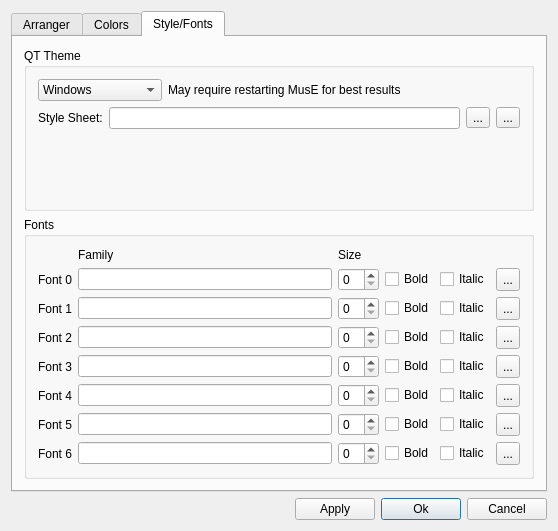
Old version of the form muse2/muse/widgets/appearancebase.ui in the repository emrum/muse.
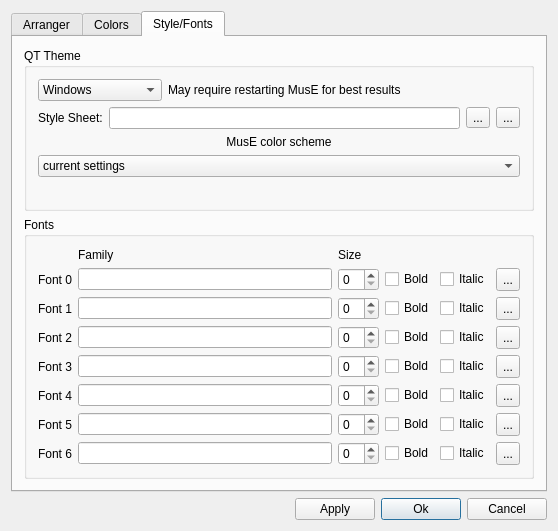
New version of the form. The open tabs and pages were chosen to show the change.

Diff of the .ui file:
```diff
--- a/muse2/muse/widgets/appearancebase.ui
+++ b/muse2/muse/widgets/appearancebase.ui
@@ -1201,6 +1201,35 @@
             </item>
            </layout>
           </item>
+          <item>
+           <widget class="QLabel" name="label_2">
+            <property name="text">
+             <string>MusE color scheme</string>
+            </property>
+            <property name="alignment">
+             <set>Qt::AlignCenter</set>
+            </property>
+           </widget>
+          </item>
+          <item>
+           <widget class="QComboBox" name="colorSchemeComboBox">
+            <item>
+             <property name="text">
+              <string>current settings</string>
+             </property>
+            </item>
+            <item>
+             <property name="text">
+              <string>light theme (changing overrides all other settings)</string>
+             </property>
+            </item>
+            <item>
+             <property name="text">
+              <string>dark theme (changing overrides all other settings)</string>
+             </property>
+            </item>
+           </widget>
+          </item>
           <item>
            <spacer name="spacer3">
             <property name="orientation">
```
Left out of the diff: 5 changed lines with no effect on the pictures.
